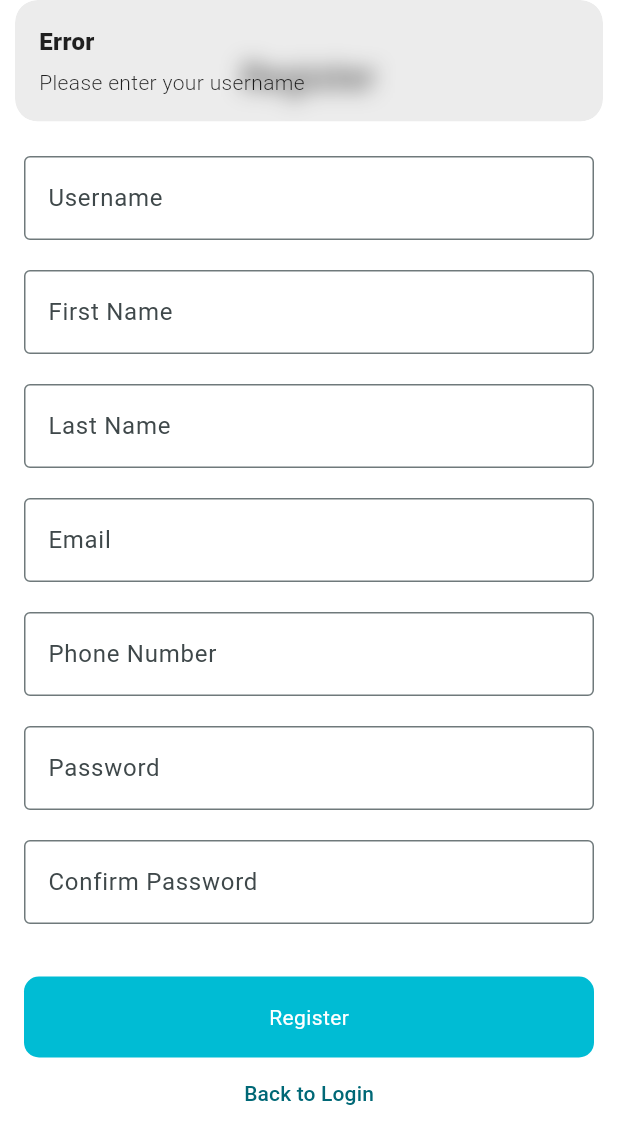
After one commit to ahla03819-lgtm/post_mobile_app, a Flutter app: the RegisterView screen opened by its route, after a tap on "Register", on a phone screen of 412 x 824 dp. The commit adds this screen. Shown: the top 1144 px of the screen. Run offline on Flutter 3.47's test engine with Material 3 defaults, Android fonts, the phone set to English and light mode, and no system bars; our stand-ins replace get, get_storage; accounts and stored records are empty.

Commit message:
Create Form Register

```diff
--- a/lib/constants/url_constant.dart
+++ b/lib/constants/url_constant.dart
@@ -2,5 +2,6 @@ class UrlConstants {
   UrlConstants._();
   static const String baseUrl = "http://10.0.2.2:30033";
   static const String loginPath = "$baseUrl/api/oauth/token";
+  static const String registerPath = "$baseUrl/api/oauth/register";
   static const String refreshTokenPath = "$baseUrl/api/oauth/refresh";
 }
--- a/lib/core/api/api_service.dart
+++ b/lib/core/api/api_service.dart
@@ -1,8 +1,11 @@
 import 'package:post_mobile_application/core/models/auth/login/LoginRequest.dart';
 import 'package:post_mobile_application/core/models/auth/login/LoginResponse.dart';
+import 'package:post_mobile_application/core/models/auth/register/RegisterRequest.dart';
+import 'package:post_mobile_application/core/models/auth/register/RegisterResponse.dart';
 
 abstract class ApiService {
   Future<LoginResponse> login(LoginRequest req);
+  Future<RegisterResponse> register(RegisterRequest req);
   Future<bool> refreshToken();
   Future<dynamic> get(String url);
 }
--- /dev/null
+++ b/lib/core/models/auth/register/RegisterRequest.dart
@@ -0,0 +1,37 @@
+class RegisterRequest {
+  RegisterRequest({
+    this.username,
+    this.firstName,
+    this.lastName,
+    this.email,
+    this.phoneNumber,
+    this.password,
+    this.confirmPassword,
+    this.role,
+    this.profile,
+  });
+
+  String? username;
+  String? firstName;
+  String? lastName;
+  String? email;
+  String? phoneNumber;
+  String? password;
+  String? confirmPassword;
+  String? role;
+  String? profile;
+
+  Map<String, dynamic> toJson() {
+    final map = <String, dynamic>{};
+    map['username'] = username;
+    map['firstName'] = firstName;
+    map['lastName'] = lastName;
+    map['email'] = email;
+    map['phoneNumber'] = phoneNumber;
+    map['password'] = password;
+    map['confirmPassword'] = confirmPassword;
+    map['role'] = role;
+    map['profile'] = profile;
+    return map;
+  }
+}
--- a/lib/modules/auth/login/view/login_view.dart
+++ b/lib/modules/auth/login/view/login_view.dart
@@ -1,6 +1,7 @@
 import 'package:flutter/material.dart';
 import 'package:get/get.dart';
 import 'package:post_mobile_application/modules/auth/login/controller/login_controller.dart';
+import 'package:post_mobile_application/routes/app_route_name.dart';
 import 'package:post_mobile_application/widgets/button_custom_widget.dart';
 import 'package:post_mobile_application/widgets/input_form_custom.dart';
 
@@ -39,6 +40,10 @@ class LoginView extends GetView<LoginController> {
                 loading: controller.loading.value,
                 title: "Login",
               ),
+              TextButton(
+                onPressed: () => Get.toNamed(AppRouteName.register),
+                child: Text("Create Account"),
+              ),
             ],
           ),
         ),
--- /dev/null
+++ b/lib/modules/auth/register/binding/register_binding.dart
@@ -0,0 +1,9 @@
+import 'package:get/get.dart';
+import 'package:post_mobile_application/modules/auth/register/controller/register_controller.dart';
+
+class RegisterBinding extends Bindings {
+  @override
+  void dependencies() {
+    Get.lazyPut(() => RegisterController(apiService: Get.find()));
+  }
+}
--- /dev/null
+++ b/lib/modules/auth/register/controller/register_controller.dart
@@ -0,0 +1,96 @@
+import 'package:flutter/cupertino.dart';
+import 'package:get/get.dart';
+import 'package:post_mobile_application/core/api/api_service.dart';
+import 'package:post_mobile_application/core/models/auth/register/RegisterRequest.dart';
+import 'package:post_mobile_application/routes/app_route_name.dart';
+
+class RegisterController extends GetxController {
+  final ApiService apiService;
+  RegisterController({required this.apiService});
+
+  var usernameController = TextEditingController().obs;
+  var firstNameController = TextEditingController().obs;
+  var lastNameController = TextEditingController().obs;
+  var emailController = TextEditingController().obs;
+  var phoneNumberController = TextEditingController().obs;
+  var passwordController = TextEditingController().obs;
+  var confirmPasswordController = TextEditingController().obs;
+  var loading = false.obs;
+
+  String? validate() {
+    if (usernameController.value.text.trim().isEmpty) {
+      return "Please enter your username";
+    }
+    if (firstNameController.value.text.trim().isEmpty) {
+      return "Please enter your first name";
+    }
+    if (lastNameController.value.text.trim().isEmpty) {
+      return "Please enter your last name";
+    }
+    var email = emailController.value.text.trim();
+    if (email.isEmpty) {
+      return "Please enter your email";
+    }
+    if (!GetUtils.isEmail(email)) {
+      return "Please enter a valid email";
+    }
+    if (phoneNumberController.value.text.trim().isEmpty) {
+      return "Please enter your phone number";
+    }
+    if (passwordController.value.text.isEmpty) {
+      return "Please enter your password";
+    }
+    if (confirmPasswordController.value.text.isEmpty) {
+      return "Please confirm your password";
+    }
+    if (passwordController.value.text != confirmPasswordController.value.text) {
+      return "Confirm password does not match";
+    }
+    return null;
+  }
+
+  onRegister() async {
+    if (loading.value) {
+      return;
+    }
+
+    var validationMessage = validate();
+    if (validationMessage != null) {
+      Get.snackbar("Error", validationMessage);
+      return;
+    }
+
+    loading.value = true;
+    try {
+      var response = await apiService.register(
+        RegisterRequest(
+          username: usernameController.value.text.trim(),
+          firstName: firstNameController.value.text.trim(),
+          lastName: lastNameController.value.text.trim(),
+          email: emailController.value.text.trim(),
+          phoneNumber: phoneNumberController.value.text.trim(),
+          password: passwordController.value.text,
+          confirmPassword: confirmPasswordController.value.text,
+          role: "USER",
+          profile: "",
+        ),
+      );
+      if (response.code == "200") {
+        Get.snackbar("Success", response.message ?? "Register Successfully");
+        Get.offNamed(AppRouteName.login);
+      } else {
+        Get.snackbar(
+          "Error",
+          response.message ?? "Registration failed. Please try again",
+        );
+      }
+    } catch (_) {
+      Get.snackbar(
+        "Error",
+        "Unable to connect to the server. Please try again",
+      );
+    } finally {
+      loading.value = false;
+    }
+  }
+}
--- /dev/null
+++ b/lib/modules/auth/register/view/register_view.dart
@@ -0,0 +1,86 @@
+import 'package:flutter/material.dart';
+import 'package:get/get.dart';
+import 'package:post_mobile_application/modules/auth/register/controller/register_controller.dart';
+import 'package:post_mobile_application/routes/app_route_name.dart';
+import 'package:post_mobile_application/widgets/button_custom_widget.dart';
+import 'package:post_mobile_application/widgets/header_title_custom_widget.dart';
+import 'package:post_mobile_application/widgets/input_form_custom.dart';
+
+class RegisterView extends GetView<RegisterController> {
+  const RegisterView({super.key});
+
+  @override
+  Widget build(BuildContext context) {
+    return Obx(() {
+      return Scaffold(
+        backgroundColor: Colors.white,
+        body: SafeArea(
+          child: SingleChildScrollView(
+            padding: EdgeInsets.symmetric(vertical: 35, horizontal: 16),
+            child: Column(
+              children: [
+                HeaderTitleCustomWidget(title: "Register"),
+                SizedBox(height: 25),
+                InputFormCustom(
+                  controller: controller.usernameController.value,
+                  labelText: "Username",
+                  hintText: "Username",
+                ),
+                InputFormCustom(
+                  controller: controller.firstNameController.value,
+                  labelText: "First Name",
+                  hintText: "First Name",
+                ),
+                InputFormCustom(
+                  controller: controller.lastNameController.value,
+                  labelText: "Last Name",
+                  hintText: "Last Name",
+                ),
+                InputFormCustom(
+                  controller: controller.emailController.value,
+                  labelText: "Email",
+                  hintText: "Email",
+                  keyboardType: TextInputType.emailAddress,
+                ),
+                InputFormCustom(
+                  controller: controller.phoneNumberController.value,
+                  labelText: "Phone Number",
+                  hintText: "Phone Number",
+                  keyboardType: TextInputType.phone,
+                ),
+                InputFormCustom(
+                  controller: controller.passwordController.value,
+                  labelText: "Password",
+                  hintText: "Password",
+                  obscureText: true,
+                ),
+                InputFormCustom(
+                  controller: controller.confirmPasswordController.value,
+                  labelText: "Confirm Password",
+                  hintText: "Confirm Password",
+                  obscureText: true,
+                ),
+                SizedBox(height: 25),
+                ButtonCustomWidget(
+                  onClick: controller.loading.value
+                      ? null
+                      : () {
+                          controller.onRegister();
+                        },
+                  loading: controller.loading.value,
+                  title: "Register",
+                ),
+                TextButton(
+                  onPressed: controller.loading.value
+                      ? null
+                      : () => Get.offNamed(AppRouteName.login),
+                  child: Text("Back to Login"),
+                ),
+              ],
+            ),
+          ),
+        ),
+      );
+    });
+  }
+}
--- a/lib/routes/app_route_name.dart
+++ b/lib/routes/app_route_name.dart
@@ -1,6 +1,7 @@
 class AppRouteName {
   AppRouteName._();
   static const String login = "/login";
+  static const String register = "/register";
   static const String splash = "/";
   static const String home = "/home";
   static const String adminDashboard = "/admin/dashboard";
--- a/lib/routes/app_routes.dart
+++ b/lib/routes/app_routes.dart
@@ -5,6 +5,8 @@ import 'package:post_mobile_application/modules/admin/post/binding/post_binding.
 import 'package:post_mobile_application/modules/admin/post/view/post_view.dart';
 import 'package:post_mobile_application/modules/auth/login/binding/login_binding.dart';
 import 'package:post_mobile_application/modules/auth/login/view/login_view.dart';
+import 'package:post_mobile_application/modules/auth/register/binding/register_binding.dart';
+import 'package:post_mobile_application/modules/auth/register/view/register_view.dart';
 import 'package:post_mobile_application/modules/home/binding/home_binding.dart';
 import 'package:post_mobile_application/modules/home/view/home_view.dart';
 import 'package:post_mobile_application/modules/splash/binding/splash_binding.dart';
@@ -31,6 +33,11 @@ class AppRoutes {
         binding: LoginBinding(),
       ),
       GetPage(
+        name: AppRouteName.register,
+        page: () => RegisterView(),
+        binding: RegisterBinding(),
+      ),
+      GetPage(
         name: AppRouteName.adminDashboard,
         page: () => DashboardView(),
         binding: DashboardBinding(),
--- a/lib/widgets/input_form_custom.dart
+++ b/lib/widgets/input_form_custom.dart
@@ -3,7 +3,16 @@ import 'package:flutter/material.dart';
 class InputFormCustom extends StatelessWidget {
   String? hintText, labelText;
   TextEditingController? controller;
-  InputFormCustom({super.key, this.hintText, this.labelText, this.controller});
+  bool obscureText;
+  TextInputType? keyboardType;
+  InputFormCustom({
+    super.key,
+    this.hintText,
+    this.labelText,
+    this.controller,
+    this.obscureText = false,
+    this.keyboardType,
+  });
 
   @override
   Widget build(BuildContext context) {
@@ -11,6 +20,8 @@ class InputFormCustom extends StatelessWidget {
       padding: EdgeInsets.symmetric(vertical: 10),
       child: TextField(
         controller: controller,
+        obscureText: obscureText,
+        keyboardType: keyboardType,
         decoration: InputDecoration(
           border: OutlineInputBorder(
             borderSide: BorderSide(width: 2, color: Colors.cyan),
```
Also changed, not shown: lib/core/api/api_service_impl.dart (+28 -0 lines), lib/core/models/auth/register/RegisterResponse.dart (added, +23 -0 lines), 2 other files.
